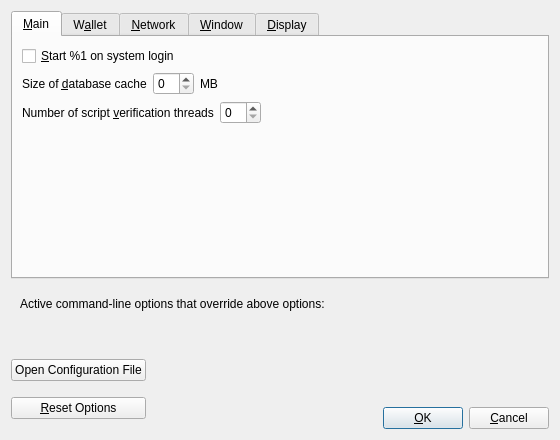
Old version of the form src/qt/forms/optionsdialog.ui in the repository VaporumCoin/VaporumOcean-0.7.2.
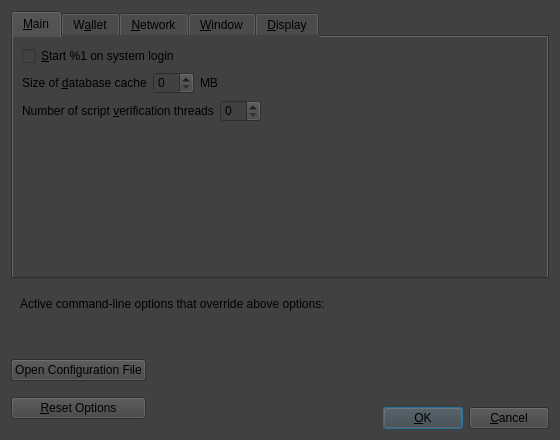
New version of the form. Custom widgets are drawn as their Qt base class.

```diff
--- a/src/qt/forms/optionsdialog.ui
+++ b/src/qt/forms/optionsdialog.ui
@@ -13,6 +13,9 @@
   <property name="windowTitle">
    <string>Options</string>
   </property>
+  <property name="styleSheet">
+   <string notr="true">background-color: rgb(64, 65, 66);</string>
+  </property>
   <property name="modal">
    <bool>true</bool>
   </property>
```
